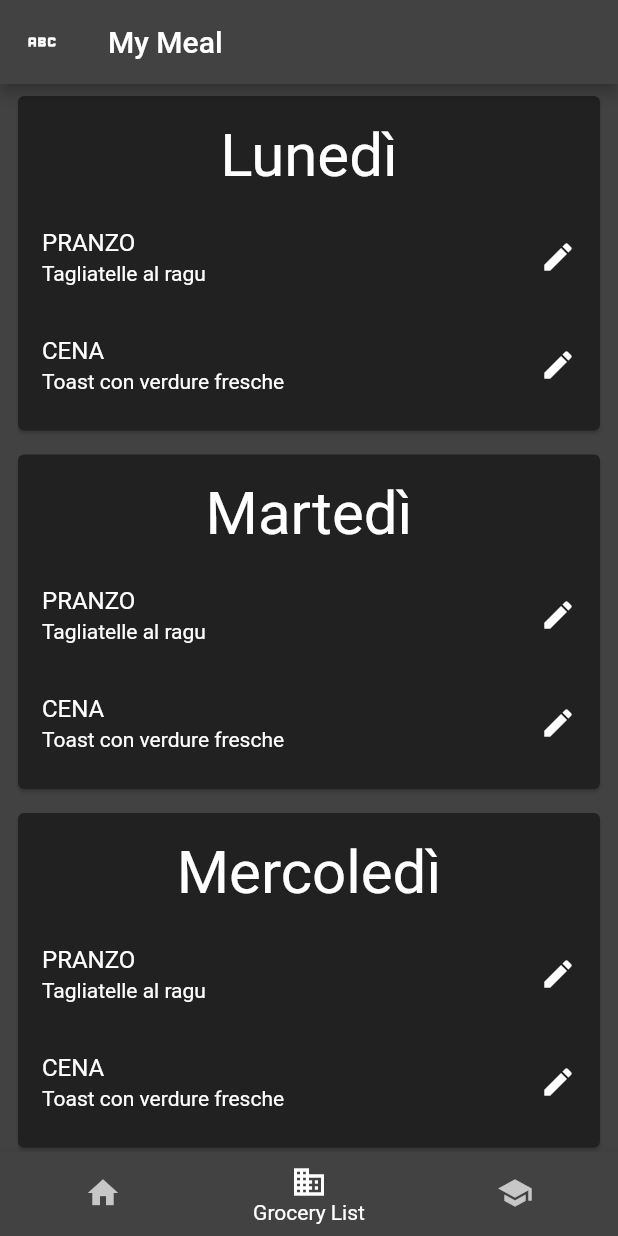
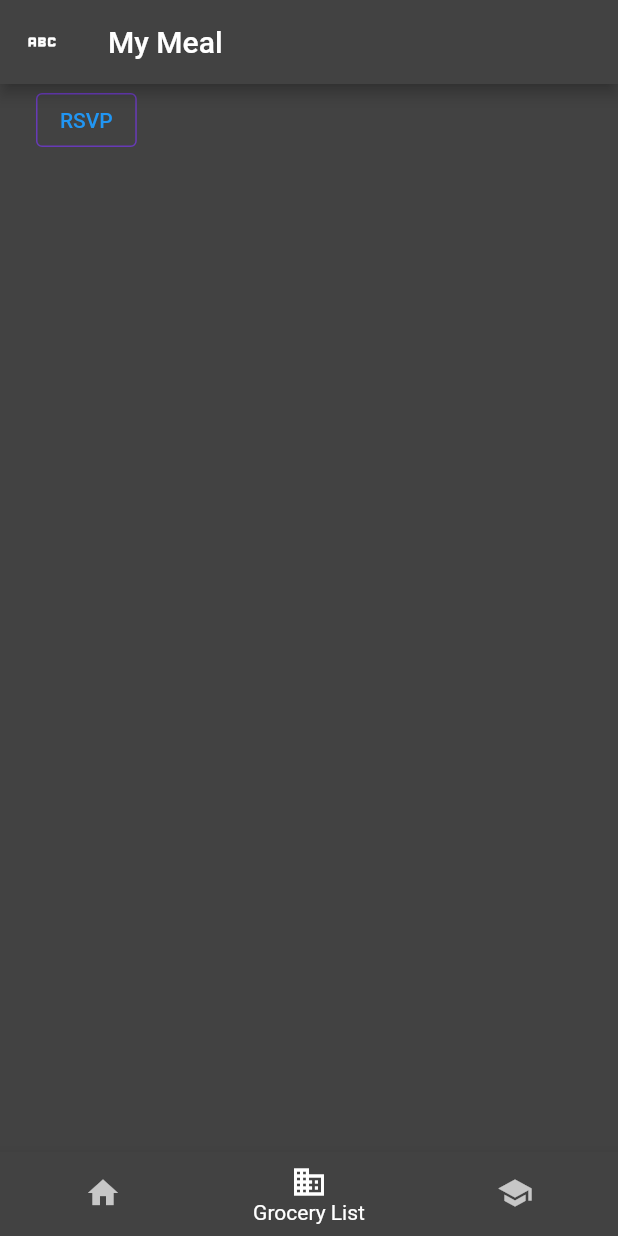
Before and after one commit to mattetom/mymeal, a Flutter app: the screen it shows after launch, on a phone screen of 412 x 824 dp. Run offline on Flutter 3.47's test engine with Material 2 defaults, Android fonts, the phone set to English and light mode, and no system bars; our stand-ins replace cloud_firestore, firebase_analytics, firebase_auth, firebase_core, go_router, google_fonts; missing offline and left inert: firebase_ui_auth; accounts and stored records are empty.

```diff
--- a/lib/week.dart
+++ b/lib/week.dart
@@ -13,9 +13,14 @@ class DayOfWeek {
   final String dinner;
 }
 
-class WeekPage extends StatelessWidget {
+class WeekPage extends StatefulWidget {
   const WeekPage({Key? key}) : super(key: key);
 
+  @override
+  _WeekState createState() => _WeekState();
+}
+
+class _WeekState extends State<WeekPage> {
   @override
   Widget build(BuildContext context) {
     return Consumer<ApplicationState>(
@@ -52,31 +57,37 @@ class WeekPage extends StatelessWidget {
         body: Container(
           child: SingleChildScrollView(
             child: Column(
-              children: [
-                DayOfWeekPage(
-                    dayOfWeek: 'Lunedì',
-                    lunch: 'Tagliatelle al ragu',
-                    dinner: 'Toast con verdure fresche'),
-                DayOfWeekPage(
-                    dayOfWeek: 'Martedì',
-                    lunch: 'Tagliatelle al ragu',
-                    dinner: 'Toast con verdure fresche'),
-                DayOfWeekPage(
-                    dayOfWeek: 'Mercoledì',
-                    lunch: 'Tagliatelle al ragu',
-                    dinner: 'Toast con verdure fresche'),
-                DayOfWeekPage(
-                    dayOfWeek: 'Mercoledì',
-                    lunch: 'Tagliatelle al ragu',
-                    dinner: 'Toast con verdure fresche'),
-                DayOfWeekPage(
-                    dayOfWeek: 'Mercoledì',
-                    lunch: 'Tagliatelle al ragu',
-                    dinner: 'Toast con verdure fresche'),
-                DayOfWeekPage(
-                    dayOfWeek: 'Mercoledì',
-                    lunch: 'Tagliatelle al ragu',
-                    dinner: 'Toast con verdure fresche'),
+              children:
+              [
+              //   DayOfWeekPage(
+              //       dayOfWeek: 'Lunedì',
+              //       lunch: 'Tagliatelle al ragu',
+              //       dinner: 'Toast con verdure fresche'),
+              //   DayOfWeekPage(
+              //       dayOfWeek: 'Martedì',
+              //       lunch: 'Tagliatelle al ragu',
+              //       dinner: 'Toast con verdure fresche'),
+              //   DayOfWeekPage(
+              //       dayOfWeek: 'Mercoledì',
+              //       lunch: 'Tagliatelle al ragu',
+              //       dinner: 'Toast con verdure fresche'),
+              //   DayOfWeekPage(
+              //       dayOfWeek: 'Mercoledì',
+              //       lunch: 'Tagliatelle al ragu',
+              //       dinner: 'Toast con verdure fresche'),
+              //   DayOfWeekPage(
+              //       dayOfWeek: 'Mercoledì',
+              //       lunch: 'Tagliatelle al ragu',
+              //       dinner: 'Toast con verdure fresche'),
+              //   DayOfWeekPage(
+              //       dayOfWeek: 'Mercoledì',
+              //       lunch: 'Tagliatelle al ragu',
+              //       dinner: 'Toast con verdure fresche'),
+                // appState.dayOfWeeks.map((e) => DayOfWeekPage(
+                //     dayOfWeek: 'Mercoledì',
+                //     lunch: 'Tagliatelle al ragu',
+                //     dinner: 'Toast con verdure fresche'),
+                // ).toList(),
                 Consumer<ApplicationState>(
                   builder: (context, appState, _) => AuthFunc(
                       loggedIn: appState.loggedIn,
@@ -91,4 +102,5 @@ class WeekPage extends StatelessWidget {
       ),
     );
   }
+
 }
--- a/pubspec.yaml
+++ b/pubspec.yaml
@@ -44,6 +44,7 @@ dependencies:
   provider: ^6.0.5
   firebase_ui_auth: ^1.1.7
   go_router: ^6.0.0
+  cloud_firestore: ^4.3.1
 
 dev_dependencies:
   flutter_test:
```
Also changed, not shown: lib/main.dart (+20 -0 lines), pubspec.lock.
